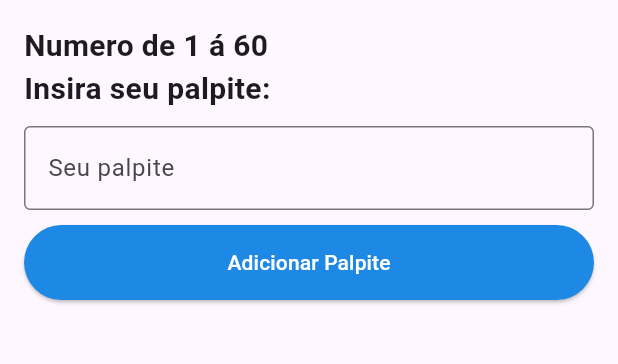
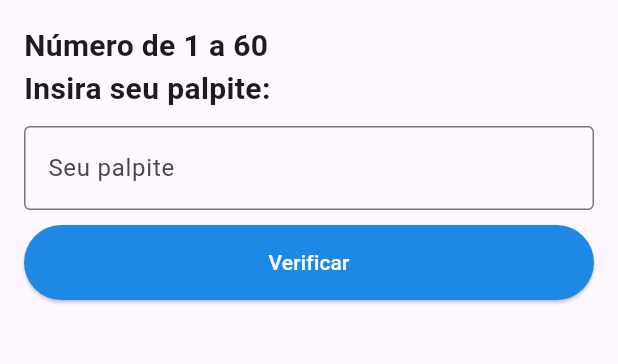
Before and after one commit to Kayky-007/palpite_bet, a Flutter app: the PalpiteView screen opened by its route, on a phone screen of 412 x 824 dp, the part 84-448 px from its top. Run offline on Flutter 3.47's test engine with Material 3 defaults, Android fonts, the phone set to English and light mode, and no system bars.

Commit message:
Finalizado
Papite_bet está pronto para uso

```diff
--- a/analysis_options.yaml
+++ b/analysis_options.yaml
@@ -9,6 +9,7 @@
 # packages, and plugins designed to encourage good coding practices.
 analyzer:
   errors:
+    must_be_immutable: ignore
     prefer_const_constructors: ignore ignore
     prefer_const_literals_to_create_immutables: ignore
 include: package:flutter_lints/flutter.yaml
--- a/lib/controller/controller_palpite.dart
+++ /dev/null
@@ -1,5 +0,0 @@
-import 'dart:math';
-
-class ControllerPalpite {
-  int aleatorio = Random().nextInt(60) + 1;
-}
--- a/lib/views/palpite_view.dart
+++ b/lib/views/palpite_view.dart
@@ -1,15 +1,31 @@
+import 'dart:math';
 import 'package:flutter/material.dart';
-import 'package:palpite_bet/controller/controller_palpite.dart';
 
-// ignore: must_be_immutable
-class PalpiteView extends StatelessWidget {
-   PalpiteView({super.key});
-ControllerPalpite controllerPalpite = ControllerPalpite();
+class PalpiteView extends StatefulWidget {
+  PalpiteView({super.key});
 
+  @override
+  _PalpiteViewState createState() => _PalpiteViewState();
+}
 
-void verificaPalpite(){
+class _PalpiteViewState extends State<PalpiteView> {
+  int? palpite;
+  int aleatorio = Random().nextInt(60) + 1;
+  String? resultado;
 
-}
+  void verificaPalpite() {
+    setState(() {
+      if (palpite == aleatorio) {
+        resultado = "Parabéns, você acertou! O número era $aleatorio (Novo numero disponível)";
+        aleatorio = Random().nextInt(60) + 1;
+      } else if (palpite! > aleatorio) {
+        resultado = "Seu palpite foi MAIOR > que o número";
+      } else {
+        resultado = "Seu palpite foi MENOR < que o número";
+      }
+    });
+  }
+
   @override
   Widget build(BuildContext context) {
     return Scaffold(
@@ -22,8 +38,8 @@ void verificaPalpite(){
         child: Column(
           crossAxisAlignment: CrossAxisAlignment.stretch,
           children: [
-           Text(
-              "Numero de 1 á 60",
+            Text(
+              "Número de 1 a 60",
               style: TextStyle(fontSize: 20, fontWeight: FontWeight.bold),
             ),
             Text(
@@ -31,28 +47,34 @@ void verificaPalpite(){
               style: TextStyle(fontSize: 20, fontWeight: FontWeight.bold),
             ),
             const SizedBox(height: 10),
-
             TextField(
+              onChanged: (value) {
+                palpite = int.tryParse(value);
+              },
               decoration: InputDecoration(
                 border: OutlineInputBorder(),
                 labelText: "Seu palpite",
               ),
+              keyboardType: TextInputType.number,
             ),
             const SizedBox(height: 10),
-
             ElevatedButton(
-              onPressed: (){
-                print(controllerPalpite.aleatorio);
+              onPressed: () {
+                verificaPalpite();
+                print(aleatorio);
               },
               style: ElevatedButton.styleFrom(
                 backgroundColor: Colors.blue[600],
                 padding: EdgeInsets.symmetric(vertical: 15),
               ),
-              child: Text("Adicionar Palpite", style: TextStyle(color: Colors.white),),
+              child: Text("Verificar",
+                  style: TextStyle(color: Colors.white)),
             ),
             const SizedBox(height: 20),
-
-
+            Text(
+              resultado ?? "",
+              style: TextStyle(fontSize: 20),
+            ),
           ],
         ),
       ),
--- a/lib/views/telaInicial_view.dart
+++ b/lib/views/telaInicial_view.dart
@@ -8,6 +8,8 @@ class TelainicialView extends StatefulWidget {
 }
 
 class _TelainicialViewState extends State<TelainicialView> {
+
+
   @override
   Widget build(BuildContext context) {
     return Scaffold(
```
Also changed, not shown: lib/controller/palpite_controller.dart (added).
